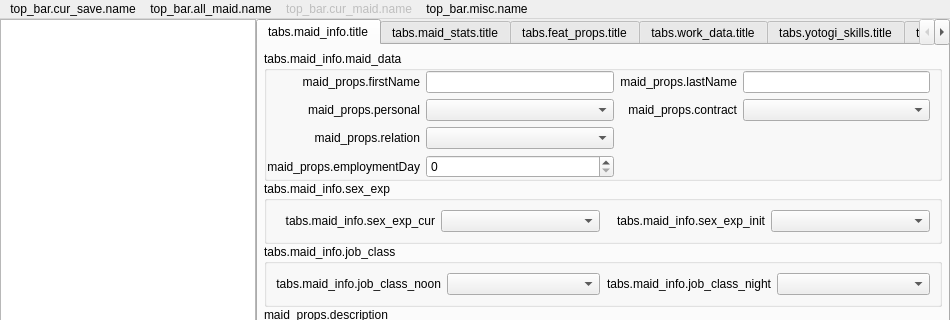
First picture: the form in GUI/templates/maid_fiddler.ui, repository ghorsington/COM3D2.MaidFiddler, before the edit; both pictures show x 0 to 950 and y 0 to 320 of the 950 by 793 pixel window.
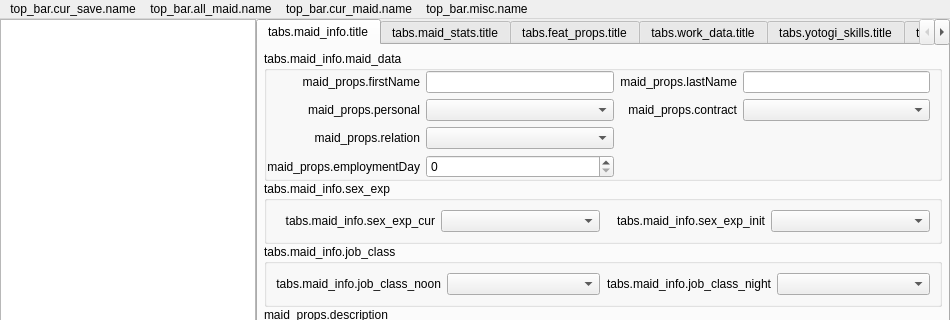
Second picture: the form after the edit.

```diff
--- a/GUI/templates/maid_fiddler.ui
+++ b/GUI/templates/maid_fiddler.ui
@@ -1504,7 +1504,7 @@
    </widget>
    <widget class="QMenu" name="menuSelected_maid">
     <property name="enabled">
-     <bool>false</bool>
+     <bool>true</bool>
     </property>
     <property name="whatsThis">
      <string>top_bar.cur_maid.name</string>
```
Left out of the diff: 10 changed lines with no effect on the pictures.
